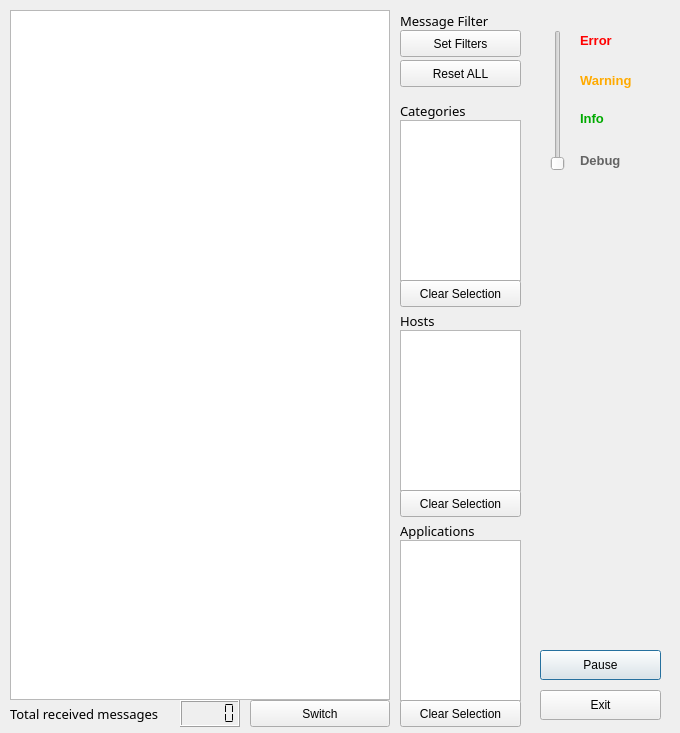
Above: Extensions/bin/msgviewerdlgui.ui from drbenmorgan/fnal-messagefacility before the change. Below: the same form after it.
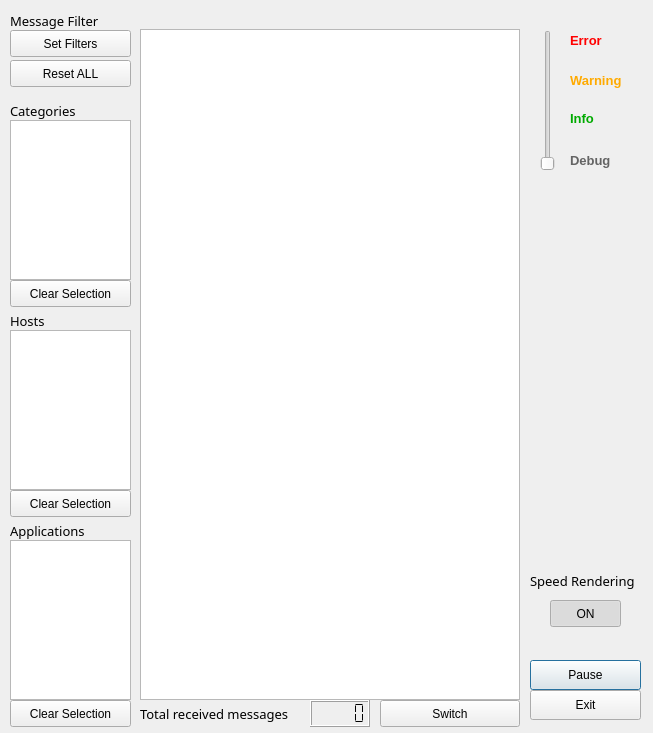
That is the form after the change.

Commit message: 1. Added switch to turn on/off the speed rendering mode 2. Modified msgViewer UI

What changed in the file:
```diff
--- a/Extensions/bin/msgviewerdlgui.ui
+++ b/Extensions/bin/msgviewerdlgui.ui
@@ -6,7 +6,7 @@
    <rect>
     <x>0</x>
     <y>0</y>
-    <width>680</width>
+    <width>653</width>
     <height>733</height>
    </rect>
   </property>
@@ -16,9 +16,9 @@
   <widget class="QPushButton" name="btnPause">
    <property name="geometry">
     <rect>
-     <x>540</x>
-     <y>650</y>
-     <width>121</width>
+     <x>530</x>
+     <y>660</y>
+     <width>111</width>
      <height>30</height>
     </rect>
    </property>
@@ -29,9 +29,9 @@
   <widget class="QPushButton" name="btnExit">
    <property name="geometry">
     <rect>
-     <x>540</x>
+     <x>530</x>
      <y>690</y>
-     <width>121</width>
+     <width>111</width>
      <height>30</height>
     </rect>
    </property>
@@ -45,10 +45,10 @@
    </property>
    <property name="geometry">
     <rect>
-     <x>10</x>
-     <y>10</y>
+     <x>140</x>
+     <y>29</y>
      <width>380</width>
-     <height>690</height>
+     <height>671</height>
     </rect>
    </property>
    <property name="font">
@@ -66,7 +66,7 @@
   <widget class="QPushButton" name="btnSwitchChannel">
    <property name="geometry">
     <rect>
-     <x>250</x>
+     <x>380</x>
      <y>700</y>
      <width>140</width>
      <height>27</height>
@@ -79,7 +79,7 @@
   <widget class="QLabel" name="label_6">
    <property name="geometry">
     <rect>
-     <x>400</x>
+     <x>10</x>
      <y>310</y>
      <width>51</width>
      <height>21</height>
@@ -100,7 +100,7 @@
   <widget class="QLabel" name="label_7">
    <property name="geometry">
     <rect>
-     <x>400</x>
+     <x>10</x>
      <y>520</y>
      <width>111</width>
      <height>21</height>
@@ -121,7 +121,7 @@
   <widget class="QLabel" name="label_8">
    <property name="geometry">
     <rect>
-     <x>400</x>
+     <x>10</x>
      <y>100</y>
      <width>101</width>
      <height>21</height>
@@ -142,37 +142,37 @@
   <widget class="QListWidget" name="lwCategory">
    <property name="geometry">
     <rect>
-     <x>400</x>
+     <x>10</x>
      <y>120</y>
      <width>121</width>
-     <height>161</height>
+     <height>160</height>
     </rect>
    </property>
   </widget>
   <widget class="QListWidget" name="lwHost">
    <property name="geometry">
     <rect>
-     <x>400</x>
+     <x>10</x>
      <y>330</y>
      <width>121</width>
-     <height>161</height>
+     <height>160</height>
     </rect>
    </property>
   </widget>
   <widget class="QListWidget" name="lwApplication">
    <property name="geometry">
     <rect>
-     <x>400</x>
+     <x>10</x>
      <y>540</y>
      <width>121</width>
-     <height>161</height>
+     <height>160</height>
     </rect>
    </property>
   </widget>
   <widget class="QPushButton" name="btnClearCat">
    <property name="geometry">
     <rect>
-     <x>400</x>
+     <x>10</x>
      <y>280</y>
      <width>121</width>
      <height>27</height>
@@ -185,7 +185,7 @@
   <widget class="QPushButton" name="btnClearHost">
    <property name="geometry">
     <rect>
-     <x>400</x>
+     <x>10</x>
      <y>490</y>
      <width>121</width>
      <height>27</height>
@@ -198,7 +198,7 @@
   <widget class="QPushButton" name="btnClearApp">
    <property name="geometry">
     <rect>
-     <x>400</x>
+     <x>10</x>
      <y>700</y>
      <width>121</width>
      <height>27</height>
@@ -211,7 +211,7 @@
   <widget class="QPushButton" name="btnFilter">
    <property name="geometry">
     <rect>
-     <x>400</x>
+     <x>10</x>
      <y>30</y>
      <width>121</width>
      <height>27</height>
@@ -224,7 +224,7 @@
   <widget class="QPushButton" name="btnReset">
    <property name="geometry">
     <rect>
-     <x>400</x>
+     <x>10</x>
      <y>60</y>
      <width>121</width>
      <height>27</height>
@@ -237,7 +237,7 @@
   <widget class="QLabel" name="label_9">
    <property name="geometry">
     <rect>
-     <x>400</x>
+     <x>10</x>
      <y>10</y>
      <width>121</width>
      <height>21</height>
@@ -258,7 +258,7 @@
   <widget class="QLabel" name="label_Partition_2">
    <property name="geometry">
     <rect>
-     <x>10</x>
+     <x>140</x>
      <y>700</y>
      <width>161</width>
      <height>27</height>
@@ -279,7 +279,7 @@
   <widget class="QLCDNumber" name="lcdMsgs">
    <property name="geometry">
     <rect>
-     <x>180</x>
+     <x>310</x>
      <y>700</y>
      <width>60</width>
      <height>27</height>
@@ -301,7 +301,7 @@
   <widget class="QSlider" name="vsSeverity">
    <property name="geometry">
     <rect>
-     <x>550</x>
+     <x>540</x>
      <y>30</y>
      <width>16</width>
      <height>141</height>
@@ -326,7 +326,7 @@
   <widget class="QLabel" name="label_3">
    <property name="geometry">
     <rect>
-     <x>580</x>
+     <x>570</x>
      <y>110</y>
      <width>31</width>
      <height>16</height>
@@ -383,7 +383,7 @@
   <widget class="QLabel" name="label_2">
    <property name="geometry">
     <rect>
-     <x>580</x>
+     <x>570</x>
      <y>150</y>
      <width>51</width>
      <height>21</height>
@@ -440,7 +440,7 @@
   <widget class="QLabel" name="label_5">
    <property name="geometry">
     <rect>
-     <x>580</x>
+     <x>570</x>
      <y>20</y>
      <width>41</width>
      <height>41</height>
@@ -524,7 +524,7 @@
   <widget class="QLabel" name="label_4">
    <property name="geometry">
     <rect>
-     <x>580</x>
+     <x>570</x>
      <y>70</y>
      <width>71</width>
      <height>21</height>
@@ -578,6 +578,46 @@
     <string>Warning</string>
    </property>
   </widget>
+  <widget class="QLabel" name="label_10">
+   <property name="geometry">
+    <rect>
+     <x>530</x>
+     <y>570</y>
+     <width>111</width>
+     <height>21</height>
+    </rect>
+   </property>
+   <property name="font">
+    <font>
+     <family>Sans Serif</family>
+     <pointsize>10</pointsize>
+     <weight>50</weight>
+     <bold>false</bold>
+    </font>
+   </property>
+   <property name="text">
+    <string>Speed Rendering</string>
+   </property>
+  </widget>
+  <widget class="QPushButton" name="btnRMode">
+   <property name="geometry">
+    <rect>
+     <x>550</x>
+     <y>600</y>
+     <width>71</width>
+     <height>27</height>
+    </rect>
+   </property>
+   <property name="text">
+    <string>ON</string>
+   </property>
+   <property name="checkable">
+    <bool>true</bool>
+   </property>
+   <property name="checked">
+    <bool>true</bool>
+   </property>
+  </widget>
  </widget>
  <resources/>
  <connections/>
```
The commit also changes 2 other files.
